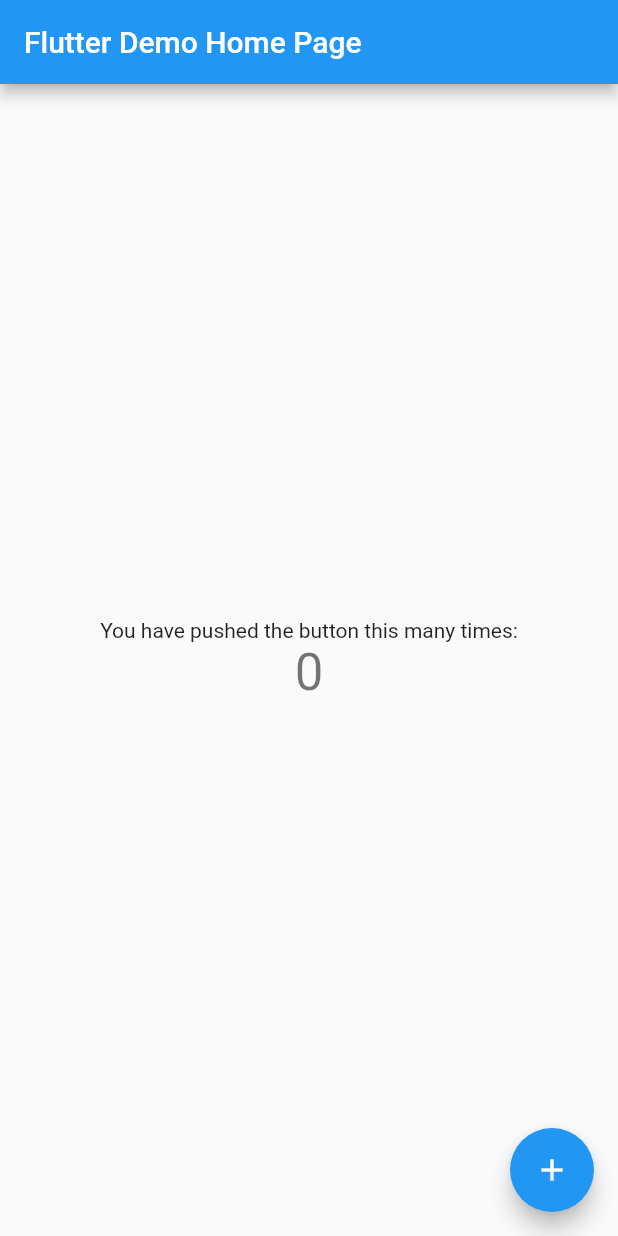
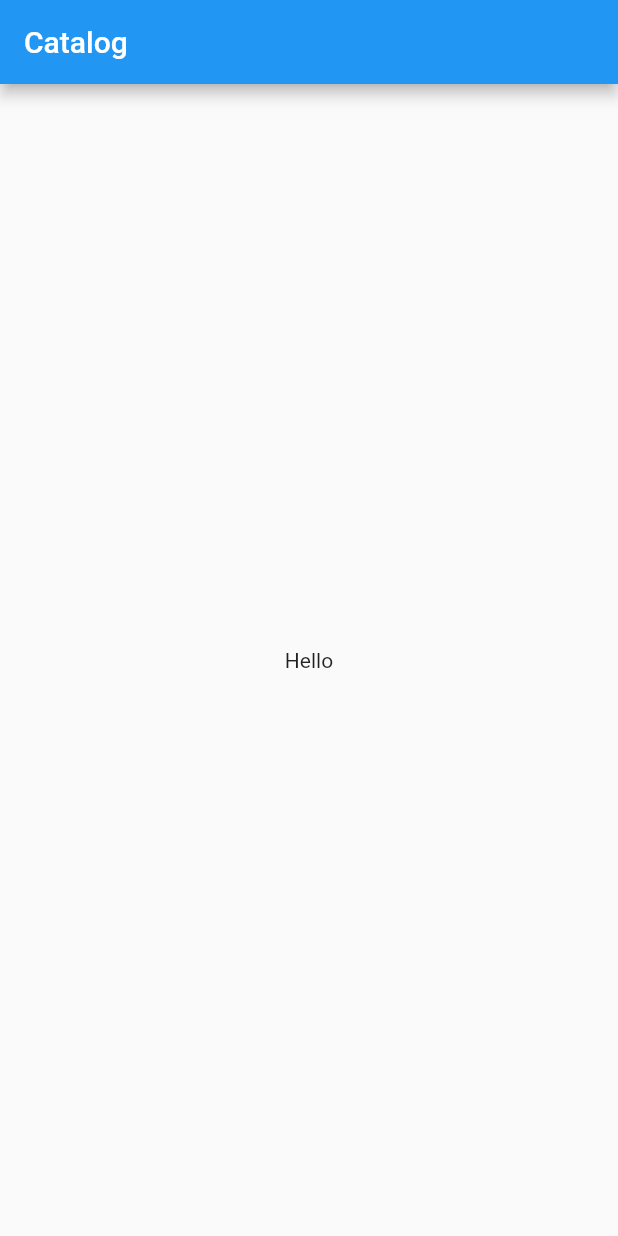
Before and after one commit to Candy98/FlutterDevelopment, a Flutter app: the screen it shows after launch, on a phone screen of 412 x 824 dp. Run offline on Flutter 3.47's test engine with Material 2 defaults, Android fonts, the phone set to English and light mode, and no system bars.

Commit message:
Day 2 Completed

```diff
--- a/lib/main.dart
+++ b/lib/main.dart
@@ -1,3 +1,4 @@
+import 'package:catalog/screens/home_page.dart';
 import 'package:flutter/material.dart';
 
 void main() {
@@ -9,105 +10,11 @@ class MyApp extends StatelessWidget {
   @override
   Widget build(BuildContext context) {
     return MaterialApp(
-      title: 'Flutter Demo',
-      theme: ThemeData(
-        // This is the theme of your application.
-        //
-        // Try running your application with "flutter run". You'll see the
-        // application has a blue toolbar. Then, without quitting the app, try
-        // changing the primarySwatch below to Colors.green and then invoke
-        // "hot reload" (press "r" in the console where you ran "flutter run",
-        // or simply save your changes to "hot reload" in a Flutter IDE).
-        // Notice that the counter didn't reset back to zero; the application
-        // is not restarted.
-        primarySwatch: Colors.blue,
-      ),
-      home: MyHomePage(title: 'Flutter Demo Home Page'),
-    );
+        title: 'Flutter Demo',
+        debugShowCheckedModeBanner: false,
+        theme: ThemeData(
+          primarySwatch: Colors.blue,
+        ),
+        home: HomePage());
   }
 }
-
-class MyHomePage extends StatefulWidget {
-  MyHomePage({Key? key, required this.title}) : super(key: key);
-
-  // This widget is the home page of your application. It is stateful, meaning
-  // that it has a State object (defined below) that contains fields that affect
-  // how it looks.
-
-  // This class is the configuration for the state. It holds the values (in this
-  // case the title) provided by the parent (in this case the App widget) and
-  // used by the build method of the State. Fields in a Widget subclass are
-  // always marked "final".
-
-  final String title;
-
-  @override
-  _MyHomePageState createState() => _MyHomePageState();
-}
-
-class _MyHomePageState extends State<MyHomePage> {
-  int _counter = 0;
-
-  void _incrementCounter() {
-    setState(() {
-      // This call to setState tells the Flutter framework that something has
-      // changed in this State, which causes it to rerun the build method below
-      // so that the display can reflect the updated values. If we changed
-      // _counter without calling setState(), then the build method would not be
-      // called again, and so nothing would appear to happen.
-      _counter++;
-    });
-  }
-
-  @override
-  Widget build(BuildContext context) {
-    // This method is rerun every time setState is called, for instance as done
-    // by the _incrementCounter method above.
-    //
-    // The Flutter framework has been optimized to make rerunning build methods
-    // fast, so that you can just rebuild anything that needs updating rather
-    // than having to individually change instances of widgets.
-    return Scaffold(
-      appBar: AppBar(
-        // Here we take the value from the MyHomePage object that was created by
-        // the App.build method, and use it to set our appbar title.
-        title: Text(widget.title),
-      ),
-      body: Center(
-        // Center is a layout widget. It takes a single child and positions it
-        // in the middle of the parent.
-        child: Column(
-          // Column is also a layout widget. It takes a list of children and
-          // arranges them vertically. By default, it sizes itself to fit its
-          // children horizontally, and tries to be as tall as its parent.
-          //
-          // Invoke "debug painting" (press "p" in the console, choose the
-          // "Toggle Debug Paint" action from the Flutter Inspector in Android
-          // Studio, or the "Toggle Debug Paint" command in Visual Studio Code)
-          // to see the wireframe for each widget.
-          //
-          // Column has various properties to control how it sizes itself and
-          // how it positions its children. Here we use mainAxisAlignment to
-          // center the children vertically; the main axis here is the vertical
-          // axis because Columns are vertical (the cross axis would be
-          // horizontal).
-          mainAxisAlignment: MainAxisAlignment.center,
-          children: <Widget>[
-            Text(
-              'You have pushed the button this many times:',
-            ),
-            Text(
-              '$_counter',
-              style: Theme.of(context).textTheme.headline4,
-            ),
-          ],
-        ),
-      ),
-      floatingActionButton: FloatingActionButton(
-        onPressed: _incrementCounter,
-        tooltip: 'Increment',
-        child: Icon(Icons.add),
-      ), // This trailing comma makes auto-formatting nicer for build methods.
-    );
-  }
-}
--- /dev/null
+++ b/lib/screens/home_page.dart
@@ -0,0 +1,18 @@
+import 'package:flutter/material.dart';
+
+class HomePage extends StatelessWidget {
+  @override
+  Widget build(BuildContext context) {
+    return Scaffold(
+      appBar: AppBar(
+        title: Text("Catalog"),
+      ),
+      body: Center(
+
+        child: Container(
+          child: Text("Hello"),
+        ),
+      ),
+    );
+  }
+}
```
